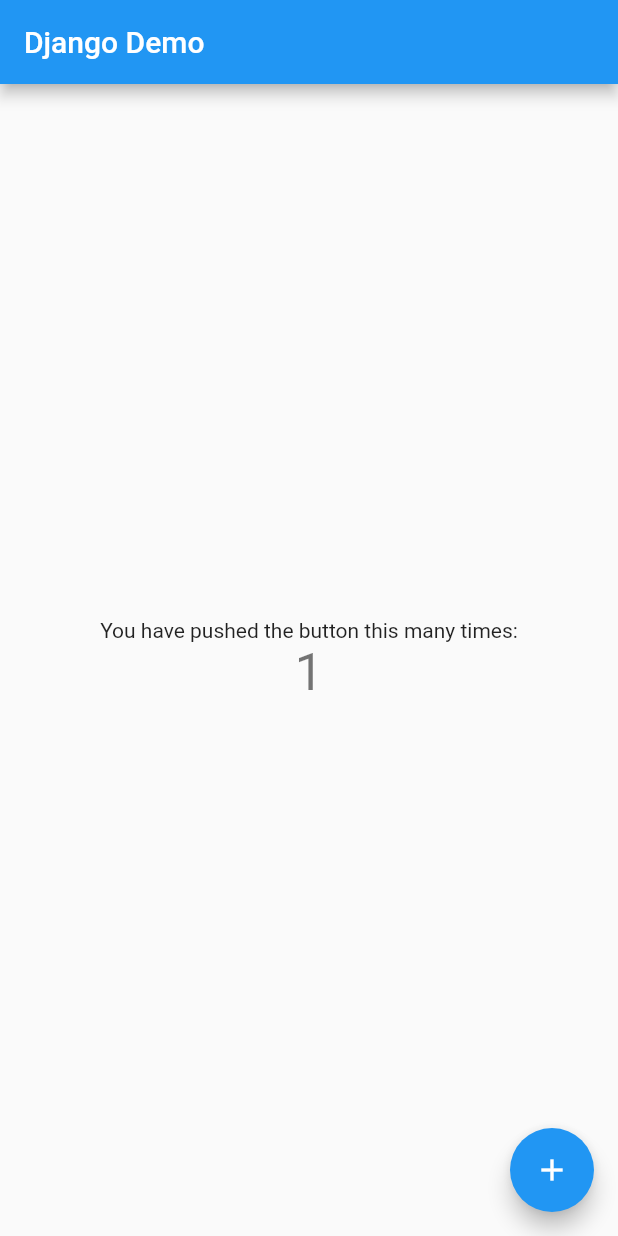
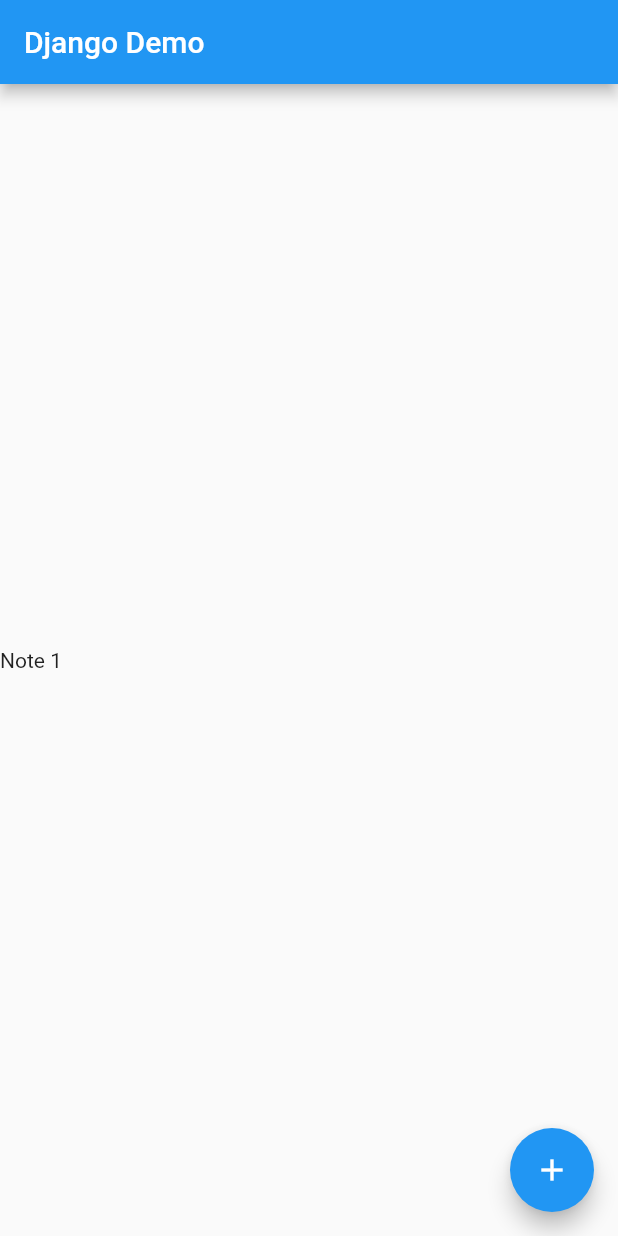
Before and after one commit to ahsouleymane/notes_front, a Flutter app: the screen it shows after launch, after a tap on the "add" icon, on a phone screen of 412 x 824 dp. Run offline on Flutter 3.47's test engine with Material 2 defaults, Android fonts, the phone set to English and light mode, and no system bars; statements that could not run were skipped.

Commit message:
first commit

```diff
--- a/lib/main.dart
+++ b/lib/main.dart
@@ -1,4 +1,8 @@
+import 'dart:convert';
 import 'package:flutter/material.dart';
+import 'package:http/http.dart' as http;
+import 'package:http/http.dart';
+import 'package:notes_front/note.dart';
 
 void main() {
   runApp(const MyApp());
@@ -23,15 +27,6 @@ class MyApp extends StatelessWidget {
 class MyHomePage extends StatefulWidget {
   const MyHomePage({super.key, required this.title});
 
-  // This widget is the home page of your application. It is stateful, meaning
-  // that it has a State object (defined below) that contains fields that affect
-  // how it looks.
-
-  // This class is the configuration for the state. It holds the values (in this
-  // case the title) provided by the parent (in this case the App widget) and
-  // used by the build method of the State. Fields in a Widget subclass are
-  // always marked "final".
-
   final String title;
 
   @override
@@ -39,65 +34,35 @@ class MyHomePage extends StatefulWidget {
 }
 
 class _MyHomePageState extends State<MyHomePage> {
-  int _counter = 0;
+  Client client = http.Client();
+  List<Note> notes = [];
 
-  void _incrementCounter() {
-    setState(() {
-      // This call to setState tells the Flutter framework that something has
-      // changed in this State, which causes it to rerun the build method below
-      // so that the display can reflect the updated values. If we changed
-      // _counter without calling setState(), then the build method would not be
-      // called again, and so nothing would appear to happen.
-      _counter++;
-    });
+  @override
+  void initState() {
+    _retrieveNotes();
+    super.initState();
   }
+
+  void _retrieveNotes() async {
+    notes = [];
+
+    List response = json.decode((await client.get(retrieveUrl)).body);
+  }
+
+  void _addNote() {}
 
   @override
   Widget build(BuildContext context) {
-    // This method is rerun every time setState is called, for instance as done
-    // by the _incrementCounter method above.
-    //
-    // The Flutter framework has been optimized to make rerunning build methods
-    // fast, so that you can just rebuild anything that needs updating rather
-    // than having to individually change instances of widgets.
     return Scaffold(
       appBar: AppBar(
-        // Here we take the value from the MyHomePage object that was created by
-        // the App.build method, and use it to set our appbar title.
         title: Text(widget.title),
       ),
-      body: Center(
-        // Center is a layout widget. It takes a single child and positions it
-        // in the middle of the parent.
-        child: Column(
-          // Column is also a layout widget. It takes a list of children and
-          // arranges them vertically. By default, it sizes itself to fit its
-          // children horizontally, and tries to be as tall as its parent.
-          //
-          // Invoke "debug painting" (press "p" in the console, choose the
-          // "Toggle Debug Paint" action from the Flutter Inspector in Android
-          // Studio, or the "Toggle Debug Paint" command in Visual Studio Code)
-          // to see the wireframe for each widget.
-          //
-          // Column has various properties to control how it sizes itself and
-          // how it positions its children. Here we use mainAxisAlignment to
-          // center the children vertically; the main axis here is the vertical
-          // axis because Columns are vertical (the cross axis would be
-          // horizontal).
-          mainAxisAlignment: MainAxisAlignment.center,
-          children: <Widget>[
-            const Text(
-              'You have pushed the button this many times:',
-            ),
-            Text(
-              '$_counter',
-              style: Theme.of(context).textTheme.headline4,
-            ),
-          ],
-        ),
+      body: Column(
+        mainAxisAlignment: MainAxisAlignment.center,
+        children: const <Widget>[Text("Note 1")],
       ),
       floatingActionButton: FloatingActionButton(
-        onPressed: _incrementCounter,
+        onPressed: _addNote,
         tooltip: 'Increment',
         child: const Icon(Icons.add),
       ), // This trailing comma makes auto-formatting nicer for build methods.
--- a/pubspec.yaml
+++ b/pubspec.yaml
@@ -31,6 +31,8 @@ environment:
 dependencies:
   flutter:
     sdk: flutter
+
+  http: ^0.12.0
 
 
   # The following adds the Cupertino Icons font to your application.
```
Also changed, not shown: pubspec.lock.
